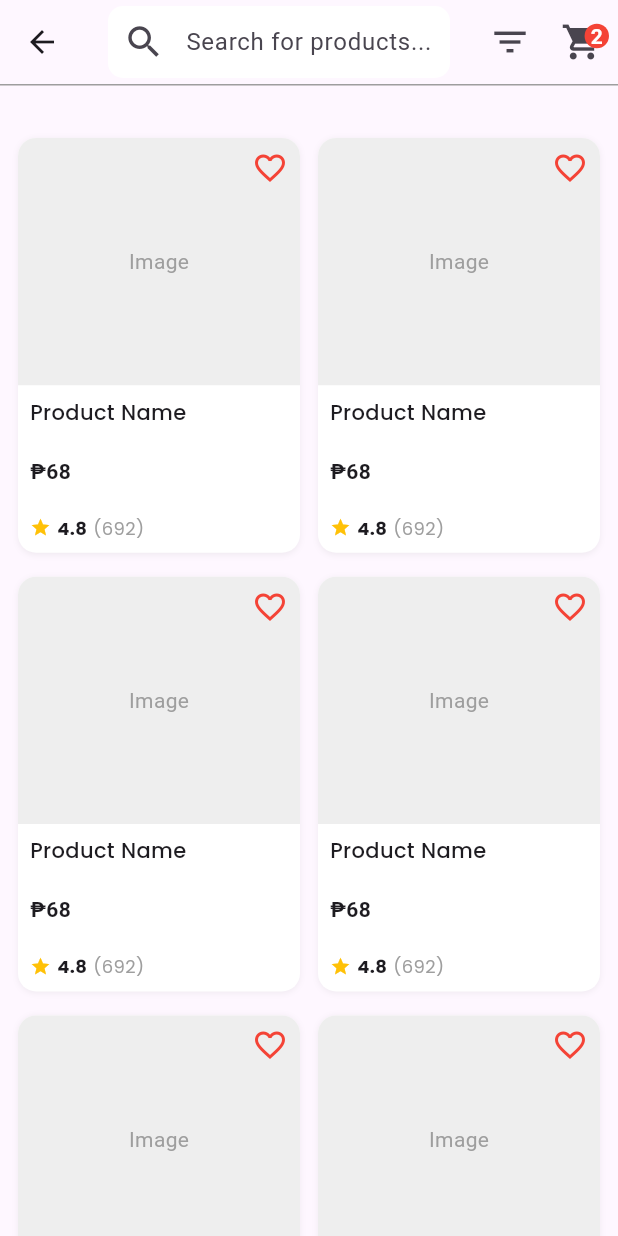
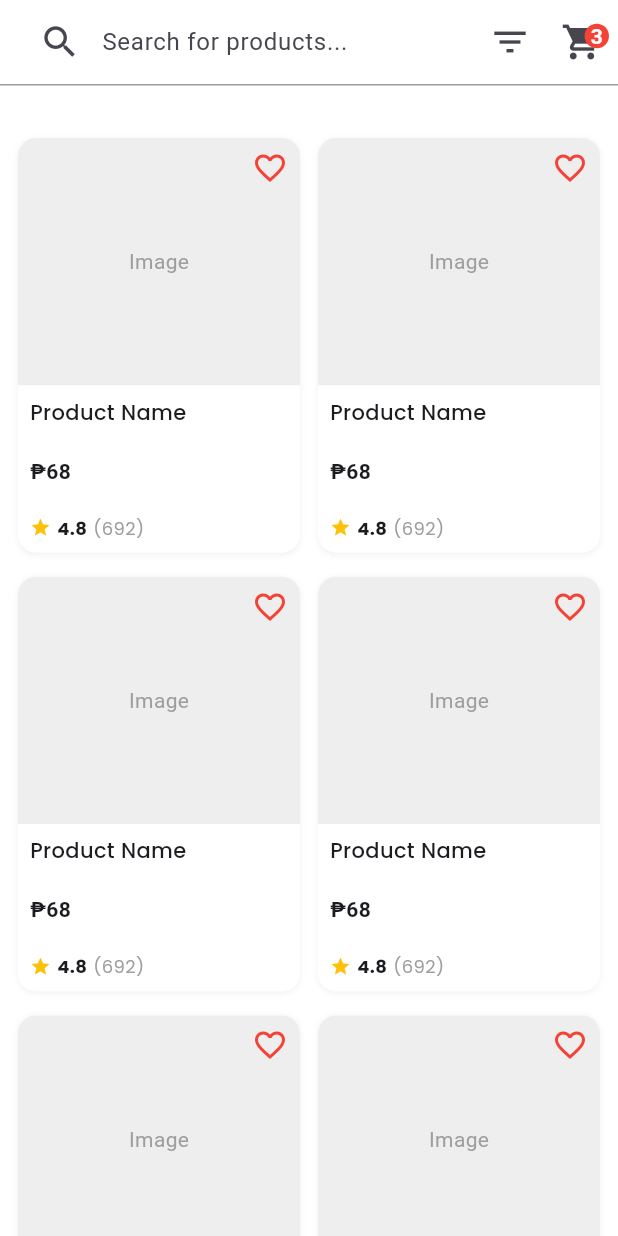
Before and after one commit to umali928/Project, a Flutter app: the SearchPage screen opened directly, on a phone screen of 412 x 824 dp. Run offline on Flutter 3.47's test engine with Material 3 defaults, Android fonts, the phone set to English and light mode, and no system bars; our stand-ins replace cloud_firestore, firebase_auth, firebase_core, google_fonts, image_picker, lucide_icons and 1 more; accounts and stored records are empty.

Commit message:
fix some changes

```diff
--- a/lib/searchPage.dart
+++ b/lib/searchPage.dart
@@ -4,7 +4,7 @@ import 'dashboard.dart'; // Import DashboardScreen
 import 'profile.dart'; // Import ProfileScreen
 import 'product.dart';
 import 'package:google_fonts/google_fonts.dart';
-
+import 'cart.dart';
 void main() {
   runApp(MyApp());
 }
@@ -80,11 +80,14 @@ class _SearchPageState extends State<SearchPage> {
   @override
   Widget build(BuildContext context) {
     return Scaffold(
+      backgroundColor: Colors.white,
         appBar: PreferredSize(
           preferredSize: Size.fromHeight(80),
           child: Column(
             children: [
               AppBar(
+                automaticallyImplyLeading: false,
+                backgroundColor: Colors.white,
                 title: Container(
                   decoration: BoxDecoration(
                     color: Colors.white,
@@ -266,7 +269,11 @@ class _SearchPageState extends State<SearchPage> {
                       IconButton(
                         icon: Icon(Icons.shopping_cart, size: 28),
                         onPressed: () {
-                          // Navigate to cart
+                          Navigator.push(
+                            context,
+                            MaterialPageRoute(
+                                builder: (context) => CartScreen()),
+                          );
                         },
                       ),
                       Positioned(
@@ -279,7 +286,7 @@ class _SearchPageState extends State<SearchPage> {
                             shape: BoxShape.circle,
                           ),
                           child: Text(
-                            '2', // Placeholder for cart count
+                            '3', // Placeholder for cart count
                             style: TextStyle(
                               color: Colors.white,
                               fontSize: 14,
@@ -300,9 +307,9 @@ class _SearchPageState extends State<SearchPage> {
             ],
           ),
         ),
-        body: Expanded(
-          child: ProductVerticalList(),
-        ));
+        body:  ProductVerticalList(),
+    );
+
   }
 }
 
```
